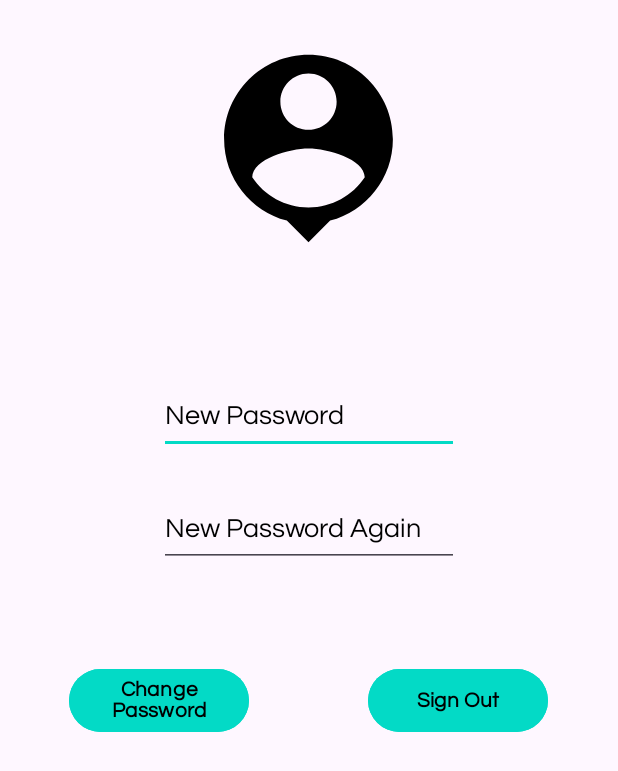
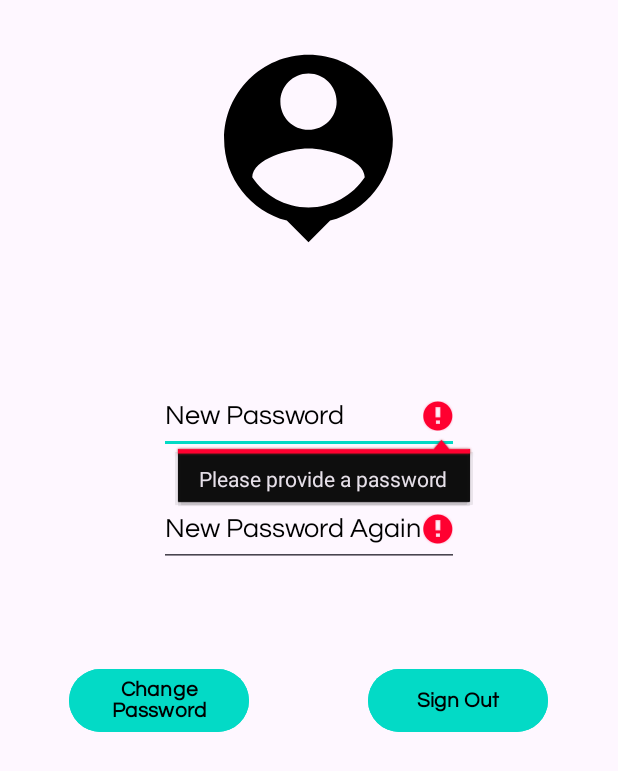
Before and after one commit to emirhanngurel/AndroidMobileAppForStructuralEngineeringDesign, an Android app: the fragment ProfileFragment shown on its own in the app's theme, after a tap on "Change Password", on a phone screen of 412 x 824 dp. Shown: the top 771 px of the screen. Run offline under Robolectric (Android 15) with nearby library versions, the phone set to English and light mode, and no system bars; our stand-ins replace Firebase (no records; nobody signed in at launch, a user with empty details on screens opened directly).

Commit message:
change password blank fixed

```diff
--- a/app/src/main/java/com/gema/stairreinforcement/ProfileFragment.java
+++ b/app/src/main/java/com/gema/stairreinforcement/ProfileFragment.java
@@ -70,15 +70,26 @@ public class ProfileFragment extends Fragment {
         Button changePasswordButton = (Button) binding.changePasswordButton;
         changePasswordButton.setOnClickListener(v -> {
 
+
             EditText newPassword = (EditText) binding.editTextTextPassword;
             EditText newPassword2 = (EditText) binding.editTextTextPassword2;
+            String newPasswordStr = "";
+            String newPassword2Str = "";
 
-            String newPasswordStr = String.valueOf(newPassword.getText());
-            String newPassword2Str = String.valueOf(newPassword2.getText());
+            if(newPassword.getText().toString().isEmpty() || newPassword2.getText().toString().isEmpty()){
+                binding.editTextTextPassword.setError("Please provide a password");
+                binding.editTextTextPassword2.setError("Pleaase provie a password");
+            }
+            else{
+                newPasswordStr = String.valueOf(newPassword.getText());
+                newPassword2Str = String.valueOf(newPassword2.getText());
+
+            }
 
 
             if(newPasswordStr.equals(newPassword2Str)){
                 assert user != null;
+                try{
                     user.updatePassword(newPasswordStr).addOnCompleteListener(new OnCompleteListener<Void>() {
                         @Override
                         public void onComplete(@NonNull Task<Void> task) {
@@ -87,6 +98,11 @@ public class ProfileFragment extends Fragment {
                             }
                         }
                     });
+                }catch(IllegalArgumentException iae){
+                    binding.editTextTextPassword2.setError("Please provide a password");
+                    binding.editTextTextPassword2.setError("Please provide a password");
+                }
+
             }
             else{
                 Toast.makeText(getActivity(),"Passwords do not match.",Toast.LENGTH_SHORT).show();
```
Lines whose indentation alone changed are shown as unchanged.
